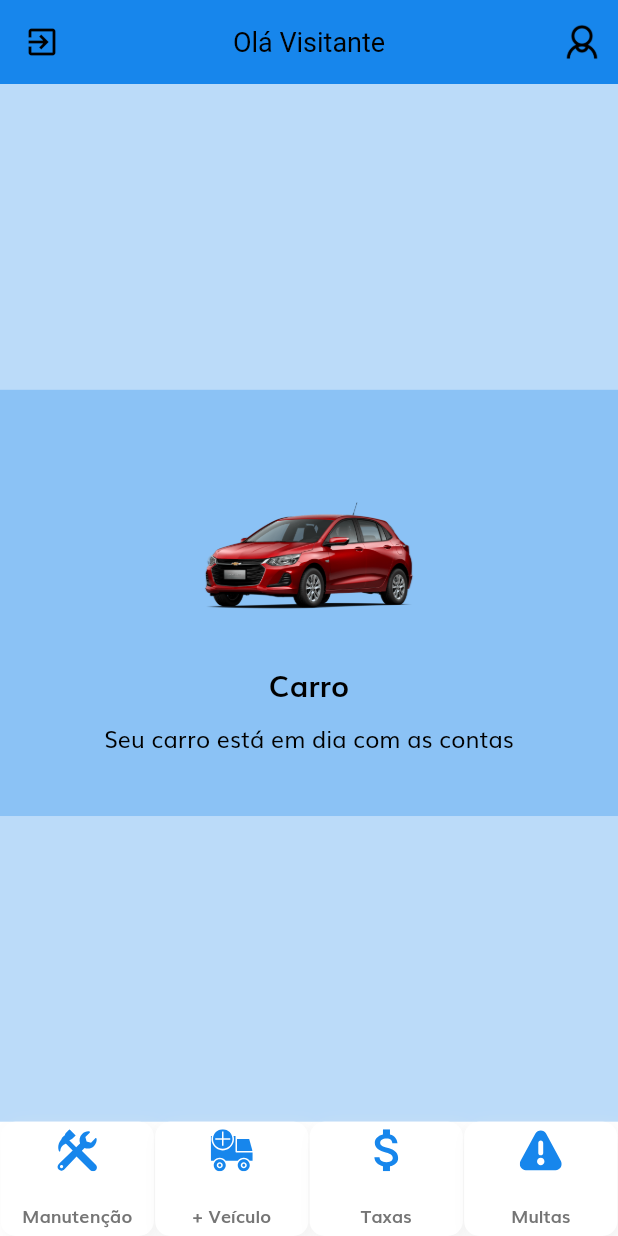
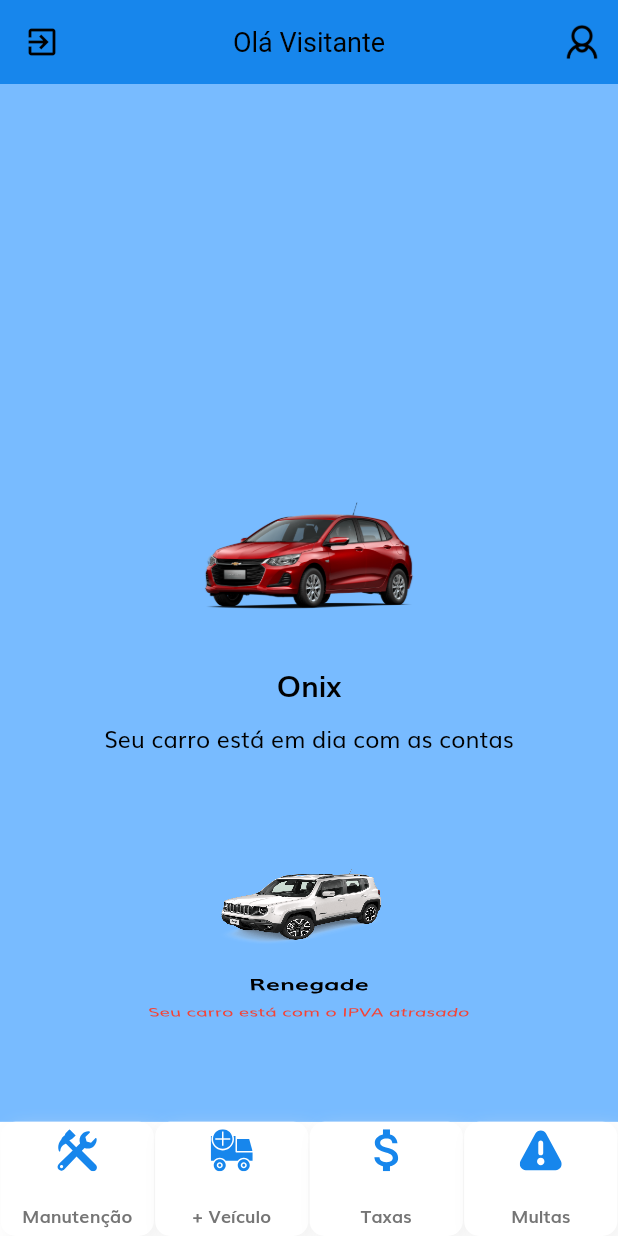
Before and after one commit to juliano-sc98/MinhaGaragem, a Flutter app: the HomeScreen screen opened directly, on a phone screen of 412 x 824 dp. Run offline on Flutter 3.47's test engine with Material 2 defaults, Android fonts, the phone set to English and light mode, and no system bars; our stand-ins replace community_material_icon, feather_icons_flutter, flutter_svg.

Commit message:
Adicionando veiculos

```diff
--- a/lib/constants.dart
+++ b/lib/constants.dart
@@ -2,7 +2,7 @@ import 'package:flutter/material.dart';
 import 'size_config.dart';
 
 const kPrimaryColor = Color.fromARGB(255, 23, 134, 236);
-const kPrimaryLightColor = Color.fromARGB(75, 23, 134, 236);
+const kPrimaryLightColor = Color.fromARGB(255, 120, 187, 255);
 const kPrimaryGradientColor = LinearGradient(
   begin: Alignment.topLeft,
   end: Alignment.bottomRight,
--- a/lib/screens/home/home_screen.dart
+++ b/lib/screens/home/home_screen.dart
@@ -20,11 +20,16 @@ class _HomeScreenState extends State<HomeScreen> {
     return Scaffold(
       key: _scaffoldKey,
       appBar: buildAppBar(),
-      body: Container(
-        color: kPrimaryLightColor,
-        child: Center(
+      backgroundColor: kPrimaryLightColor,
+      body: ListWheelScrollView(
+        //diameterRatio: 0.4,
+        itemExtent: 250,
+        children: <Widget>[
+          Padding(
+            padding: EdgeInsets.only(left: 20.0, right: 20.0),
             child: Container(
-            color: kPrimaryLightColor,
+
+
               width: MediaQuery.of(context).size.width,
               height: getProportionateScreenHeight(280),
               child: Column(
@@ -46,7 +51,7 @@ class _HomeScreenState extends State<HomeScreen> {
                     ),
                   ),
                   Text(
-                  "Carro",
+                    "Onix",
                     style: TextStyle(
                       fontSize: getProportionateScreenWidth(18),
                       color: Colors.black,
@@ -61,10 +66,105 @@ class _HomeScreenState extends State<HomeScreen> {
                       color: Colors.black,
                     ),
                   ),
+
                 ],
               ),
             ),
           ),
+
+
+          Padding(
+            padding: EdgeInsets.only(left: 20.0, right: 20.0),
+            child: Container(
+
+              width: MediaQuery.of(context).size.width,
+              height: getProportionateScreenHeight(280),
+              child: Column(
+                mainAxisAlignment: MainAxisAlignment.center,
+                children: <Widget>[
+                  GestureDetector(
+                    onTap: () {
+                      Navigator.push(context,
+                          MaterialPageRoute(builder: (context) => CarDetails()));
+                    },
+                    child: Container(
+                      width: getProportionateScreenWidth(140),
+                      height: getProportionateScreenHeight(140),
+                      decoration: BoxDecoration(
+                        image: DecorationImage(
+                            image: AssetImage("assets/images/renegade.png"),
+                            fit: BoxFit.contain),
+                      ),
+                    ),
+                  ),
+                  Text(
+                    "Renegade",
+                    style: TextStyle(
+                      fontSize: getProportionateScreenWidth(18),
+                      color: Colors.black,
+                      fontWeight: FontWeight.bold,
+                    ),
+                  ),
+                  Padding(padding: EdgeInsets.only(bottom: 10.0)),
+                  Text(
+                    "Seu carro está com o IPVA atrasado",
+                    style: TextStyle(
+                      fontSize: getProportionateScreenWidth(14),
+                      color: Colors.red,
+                    ),
+                  ),
+                ],
+              ),
+            ),
+          ),
+
+          Padding(
+            padding: EdgeInsets.only(left: 20.0, right: 20.0),
+            child: Container(
+
+              width: MediaQuery.of(context).size.width,
+              height: getProportionateScreenHeight(280),
+              child: Column(
+                mainAxisAlignment: MainAxisAlignment.center,
+                children: <Widget>[
+                  GestureDetector(
+                    onTap: () {
+                      Navigator.push(context,
+                          MaterialPageRoute(builder: (context) => CarDetails()));
+                    },
+                    child: Container(
+                      width: getProportionateScreenWidth(140),
+                      height: getProportionateScreenHeight(140),
+                      decoration: BoxDecoration(
+                        image: DecorationImage(
+                            image: AssetImage("assets/images/biz.png"),
+                            fit: BoxFit.contain),
+                      ),
+                    ),
+                  ),
+                  Text(
+                    "Biz",
+                    style: TextStyle(
+                      fontSize: getProportionateScreenWidth(18),
+                      color: Colors.black,
+                      fontWeight: FontWeight.bold,
+                    ),
+                  ),
+                  Padding(padding: EdgeInsets.only(bottom: 10.0)),
+                  Text(
+                    "Seu moto está em dia com as contas",
+                    style: TextStyle(
+                      fontSize: getProportionateScreenWidth(14),
+                      color: Colors.black,
+                    ),
+                  ),
+                ],
+              ),
+            ),
+          ),
+
+
+        ],
       ),
       bottomNavigationBar: CustomNavBar(),
     );
```
Also changed, not shown: assets/images/biz.png (added), assets/images/renegade.png (added). Lines whose indentation alone changed are shown as unchanged.
